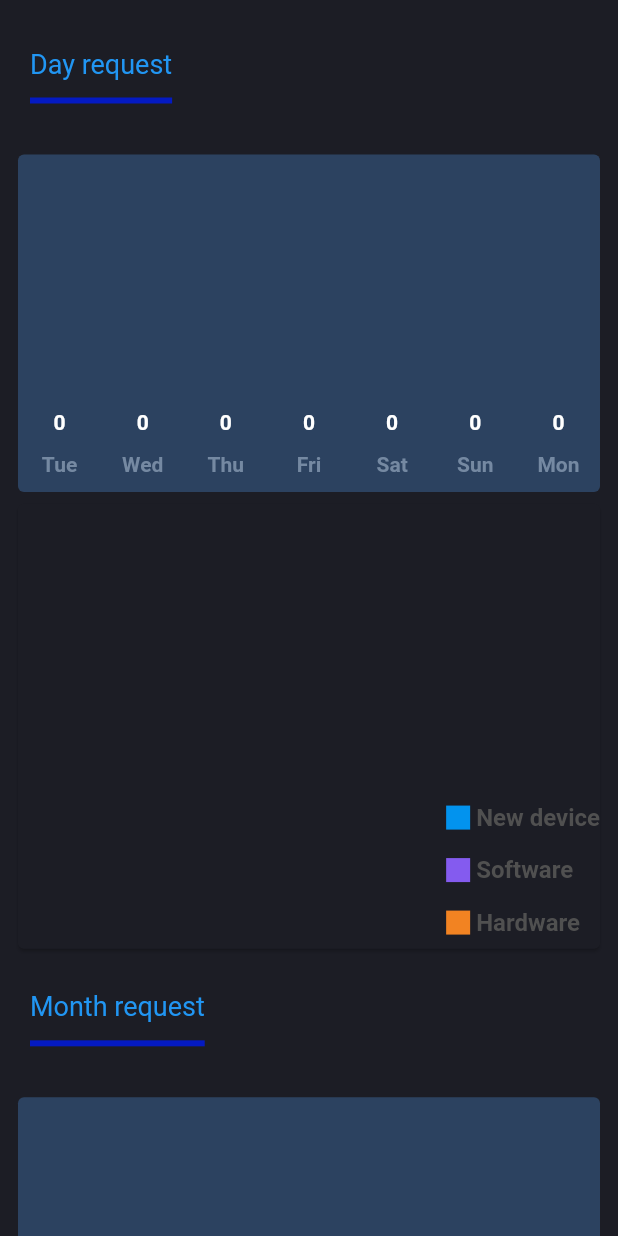
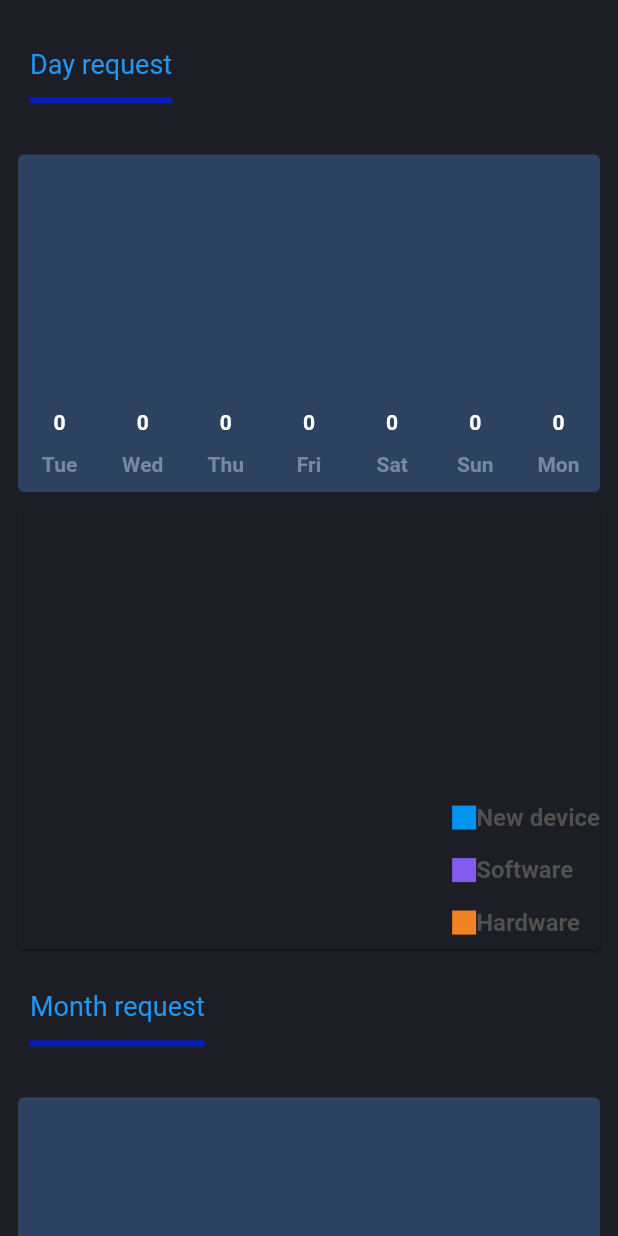
Before and after one commit to 4st-pho/device_manage, a Flutter app: the DashboardPage screen opened directly, on a phone screen of 412 x 824 dp. Run offline on Flutter 3.47's test engine with Material 2 defaults, Android fonts, the phone set to English and light mode, and no system bars; drawn by our look-alikes of fl_chart; our stand-ins replace cloud_firestore, firebase_auth, firebase_core, firebase_storage, google_nav_bar, image_picker and 3 more; accounts and stored records are empty.

Commit message:
change padding indicator

```diff
--- a/lib/pages/admin/widgets/indicator.dart
+++ b/lib/pages/admin/widgets/indicator.dart
@@ -23,13 +23,11 @@ class Indicator extends StatelessWidget {
         Container(
           width: size,
           height: size,
+          padding: const EdgeInsets.only(bottom: 4),
           decoration: BoxDecoration(
             shape: isSquare ? BoxShape.rectangle : BoxShape.circle,
             color: color,
           ),
-        ),
-        const SizedBox(
-          width: 4,
         ),
         Text(
           text,
```
